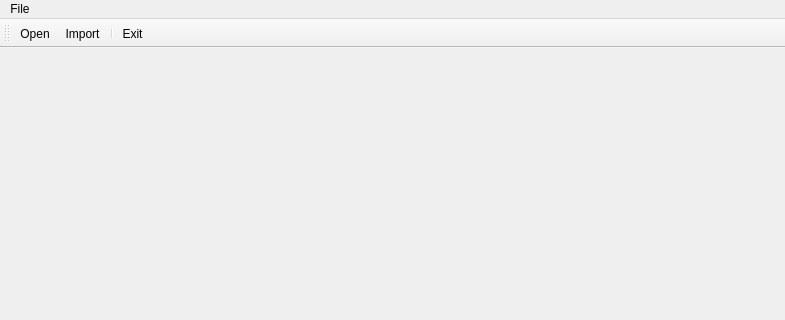
The window that MobilityRecon/MobilityRecon/main_window.ui (HaoLi-China/Mobility-Reconstruction) describes before a commit, drawn with Qt 5; both pictures show x 0 to 785 and y 0 to 320 of the 785 by 554 pixel window.
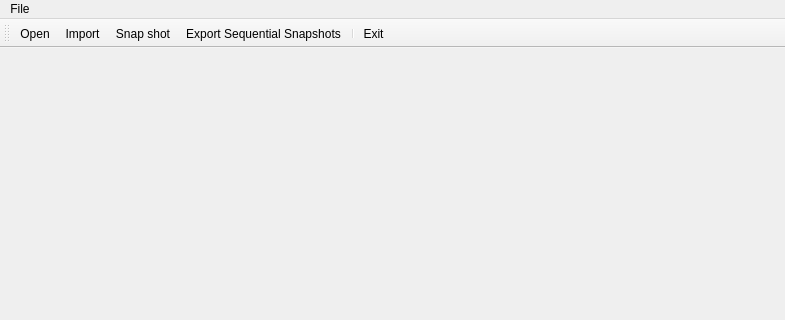
The same window after the commit. Icons and pictures are not drawn.

Commit message: added function to save snapshot and sequential snapshots.

Diff of the .ui file:
```diff
--- a/MobilityRecon/MobilityRecon/main_window.ui
+++ b/MobilityRecon/MobilityRecon/main_window.ui
@@ -43,10 +43,12 @@
     <enum>TopToolBarArea</enum>
    </attribute>
    <attribute name="toolBarBreak">
-    <bool>true</bool>
+    <bool>false</bool>
    </attribute>
    <addaction name="actionOpen"/>
    <addaction name="actionImport"/>
+   <addaction name="actionSnapshot"/>
+   <addaction name="actionExportSequentialSnapshots"/>
    <addaction name="separator"/>
    <addaction name="actionExit"/>
   </widget>
@@ -78,6 +80,24 @@
     <string>Import</string>
    </property>
   </action>
+  <action name="actionSnapshot">
+   <property name="icon">
+    <iconset resource="main_window.qrc">
+     <normaloff>:/MainWindow/Resources/snap_shot.png</normaloff>:/MainWindow/Resources/snap_shot.png</iconset>
+   </property>
+   <property name="text">
+    <string>Snap shot</string>
+   </property>
+  </action>
+  <action name="actionExportSequentialSnapshots">
+   <property name="icon">
+    <iconset resource="main_window.qrc">
+     <normaloff>:/MainWindow/Resources/export_sequential_snapshots.png</normaloff>:/MainWindow/Resources/export_sequential_snapshots.png</iconset>
+   </property>
+   <property name="text">
+    <string>Export Sequential Snapshots</string>
+   </property>
+  </action>
  </widget>
  <layoutdefault spacing="6" margin="11"/>
  <resources>
```
Left out of the diff: 2 changed lines with no effect on the pictures. The commit also changes 9 other files.
